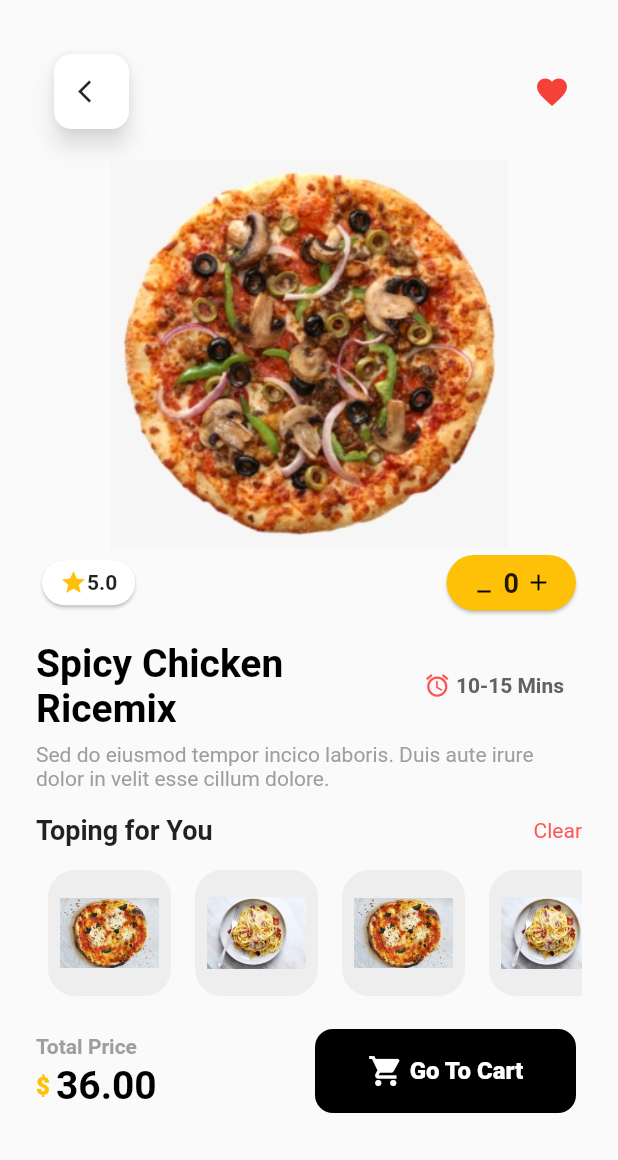
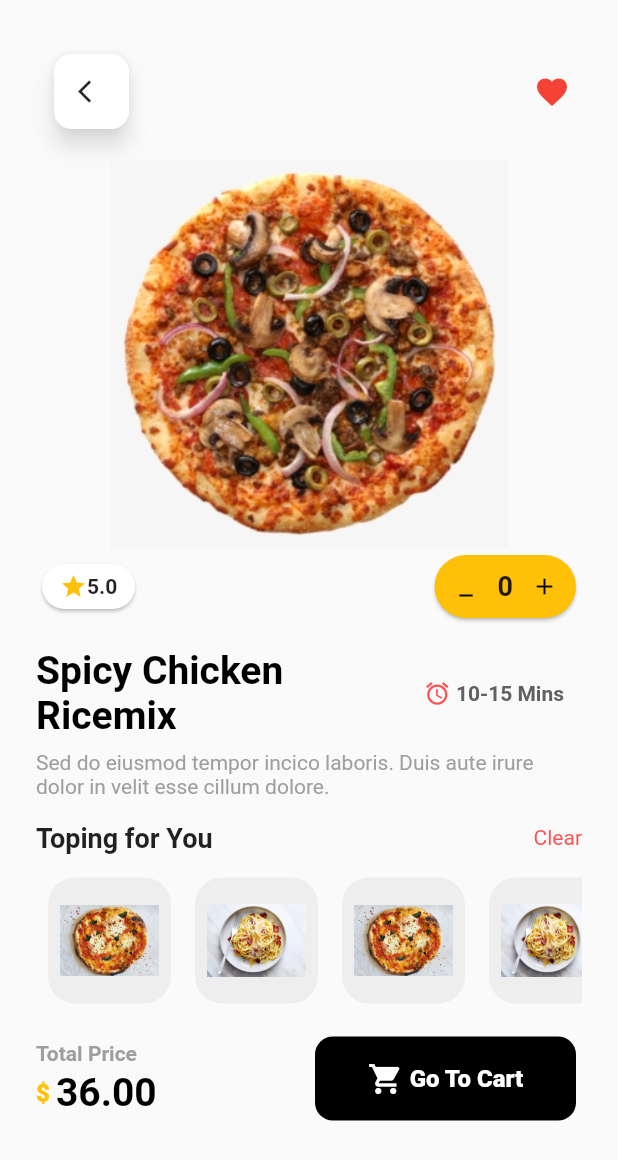
Before and after one commit to aarafrao22/Ecom, a Flutter app: the FoodDetailActivity screen opened directly, on a phone screen of 412 x 824 dp. Shown: the top 1160 px of the screen. Run offline on Flutter 3.47's test engine with Material 2 defaults, Android fonts, the light colour scheme and no system bars; our stand-ins replace fluttertoast.

Commit message:
Initial Commit

```diff
--- a/lib/FoodDetailActivity.dart
+++ b/lib/FoodDetailActivity.dart
@@ -1,5 +1,6 @@
 import 'package:flutter/material.dart';
 import 'package:flutter_commerce/main.dart';
+import 'package:fluttertoast/fluttertoast.dart';
 
 import 'FoodModel.dart';
 
@@ -169,35 +170,46 @@ class _FoodDetailActivityState extends State<FoodDetailActivity> {
                         // Button onPressed logic
                       },
                       child: Padding(
-                        padding:
-                            const EdgeInsets.fromLTRB(16.0, 8.0, 16.0, 8.0),
+                        padding: const EdgeInsets.fromLTRB(0, 0, 0, 0),
                         child: Row(
-                          mainAxisSize: MainAxisSize.min,
+                          // mainAxisSize: MainAxisSize.min,
+                          mainAxisAlignment: MainAxisAlignment.spaceEvenly,
                           children: [
-                            const Icon(
+                            GestureDetector(
+                              onTap: () {
+                                updateCounterSubtract();
+                              },
+                              child: const Padding(
+                                padding: EdgeInsets.all(12),
+                                child: Icon(
                                   Icons.minimize_outlined,
                                   color: Colors.black,
                                   size: 18.0,
                                 ),
-                            const SizedBox(
-                              width: 4,
                               ),
+                            ),
+                            // const SizedBox(
+                            //   width: 4,
+                            // ),
                             Text(
                               count.toString(),
                               style: const TextStyle(
                                   fontSize: 18, fontWeight: FontWeight.bold),
                             ),
-                            const SizedBox(
-                              width: 4,
-                            ),
+                            // const SizedBox(
+                            //   width: 4,
+                            // ),
                             GestureDetector(
                               onTap: () {
-                                count++;
+                                updateCounterAdd();
                               },
-                              child: const Icon(
+                              child: const Padding(
+                                padding: EdgeInsets.all(12),
+                                child: Icon(
                                   Icons.add,
                                   color: Colors.black,
                                   size: 18.0,
+                                ),
                               ),
                             ),
                           ],
@@ -350,6 +362,23 @@ class _FoodDetailActivityState extends State<FoodDetailActivity> {
                           borderRadius: BorderRadius.circular(12),
                         ),
                         elevation: 0,
+                        child: GestureDetector(
+                          onTap: () {
+                            Fluttertoast.showToast(
+                              msg: 'Added to Cart',
+                              toastLength: Toast.LENGTH_SHORT,
+                              // Duration for which the toast should be visible (Toast.LENGTH_SHORT or Toast.LENGTH_LONG)
+                              gravity: ToastGravity.BOTTOM,
+                              // Position of the toast on the screen (ToastGravity.TOP, ToastGravity.CENTER, ToastGravity.BOTTOM)
+                              timeInSecForIosWeb: 1,
+                              // Time for which the toast should be visible on iOS and web platforms
+                              backgroundColor: Colors.grey[600],
+                              // Background color of the toast
+                              textColor: Colors.white,
+                              // Text color of the toast
+                              fontSize: 16.0, // Font size of the toast message
+                            );
+                          },
                           child: Container(
                             padding: const EdgeInsets.fromLTRB(16, 16, 16, 16),
                             // Replace with your desired color or widget
@@ -373,6 +402,7 @@ class _FoodDetailActivityState extends State<FoodDetailActivity> {
                           ),
                         ),
                       ),
+                    ),
                   ],
                 ))
           ],
@@ -380,4 +410,20 @@ class _FoodDetailActivityState extends State<FoodDetailActivity> {
       ),
     );
   }
+
+  void updateCounterAdd() {
+    int a = count;
+    a = a + 1;
+    setState(() {
+      count = a;
+    });
   }
+
+  void updateCounterSubtract() {
+    int a = count;
+    a = a - 1;
+    setState(() {
+      count = a;
+    });
+  }
+}
--- a/pubspec.yaml
+++ b/pubspec.yaml
@@ -29,6 +29,8 @@ environment:
 # the latest version available on pub.dev. To see which dependencies have newer
 # versions available, run `flutter pub outdated`.
 dependencies:
+  fluttertoast: ^8.0.8
+
   flutter:
     sdk: flutter
 
```
Also changed, not shown: pubspec.lock. Lines whose indentation alone changed are shown as unchanged.
